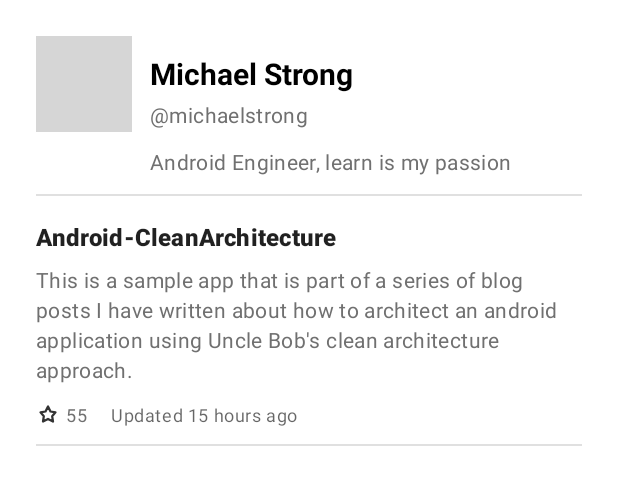
After one commit to fajar-sn/github-users-app, an Android app: the layout fragment_user_detail.xml on its own in the app's theme, with its tools: preview values and no code run, on a phone screen of 412 x 824 dp. The commit adds this screen. Shown: the top 485 px of the screen. Run offline under Robolectric (Android 15) with nearby library versions, the phone set to English and light mode, and no system bars; grey boxes are pictures that could not be loaded.

Commit message:
Sliced UI of all page

```diff
--- /dev/null
+++ b/app/src/main/res/drawable/ic_star.xml
@@ -0,0 +1,13 @@
+<vector xmlns:android="http://schemas.android.com/apk/res/android"
+    android:width="16dp"
+    android:height="16dp"
+    android:viewportWidth="16"
+    android:viewportHeight="16">
+  <path
+      android:pathData="M7.999,3L6.332,6.333L2.999,6.889L5.221,9.429L4.665,13L7.999,11.333L11.332,13L10.776,9.429L12.999,6.889L9.666,6.333L7.999,3Z"
+      android:strokeLineJoin="round"
+      android:strokeWidth="1.5"
+      android:fillColor="#00000000"
+      android:strokeColor="#333333"
+      android:strokeLineCap="round"/>
+</vector>
--- /dev/null
+++ b/app/src/main/res/layout/fragment_user_detail.xml
@@ -0,0 +1,78 @@
+<?xml version="1.0" encoding="utf-8"?>
+<androidx.constraintlayout.widget.ConstraintLayout xmlns:android="http://schemas.android.com/apk/res/android"
+    xmlns:app="http://schemas.android.com/apk/res-auto"
+    xmlns:tools="http://schemas.android.com/tools"
+    android:layout_width="match_parent"
+    android:layout_height="match_parent"
+    tools:context=".ui.detail.UserDetailFragment">
+
+    <ImageView
+        android:id="@+id/imageDetailImageView"
+        android:layout_width="64dp"
+        android:layout_height="64dp"
+        android:layout_marginStart="24dp"
+        android:layout_marginTop="24dp"
+        android:contentDescription="@string/user_s_profile_picture"
+        app:layout_constraintStart_toStartOf="parent"
+        app:layout_constraintTop_toTopOf="parent"
+        tools:src="@tools:sample/avatars" />
+
+    <TextView
+        android:id="@+id/fullNameDetailTextView"
+        android:layout_width="0dp"
+        android:layout_height="wrap_content"
+        android:layout_marginStart="12dp"
+        android:layout_marginTop="35dp"
+        android:layout_marginEnd="24dp"
+        android:textColor="@color/black"
+        android:textSize="20sp"
+        android:textStyle="bold"
+        app:layout_constraintEnd_toEndOf="parent"
+        app:layout_constraintStart_toEndOf="@+id/imageDetailImageView"
+        app:layout_constraintTop_toTopOf="parent"
+        tools:text="Michael Strong" />
+
+    <TextView
+        android:id="@+id/usernameDetailTextView"
+        style="@style/TextAppearance.Material3.BodyMedium"
+        android:layout_width="0dp"
+        android:layout_height="wrap_content"
+        android:layout_marginTop="4dp"
+        android:textColor="@color/gray_3"
+        app:layout_constraintEnd_toEndOf="@+id/fullNameDetailTextView"
+        app:layout_constraintStart_toStartOf="@+id/fullNameDetailTextView"
+        app:layout_constraintTop_toBottomOf="@+id/fullNameDetailTextView"
+        tools:text="\@michaelstrong" />
+
+    <TextView
+        android:id="@+id/bioDetailTextView"
+        style="@style/TextAppearance.Material3.BodyMedium"
+        android:layout_width="0dp"
+        android:layout_height="wrap_content"
+        android:layout_marginTop="12dp"
+        android:textColor="@color/gray_3"
+        app:layout_constraintEnd_toEndOf="@+id/usernameDetailTextView"
+        app:layout_constraintStart_toStartOf="@+id/usernameDetailTextView"
+        app:layout_constraintTop_toBottomOf="@+id/usernameDetailTextView"
+        tools:text="Android Engineer, learn is my passion" />
+
+    <View
+        android:id="@+id/divider2"
+        android:layout_width="0dp"
+        android:layout_height="1dp"
+        android:layout_marginTop="12dp"
+        android:background="?android:attr/listDivider"
+        app:layout_constraintEnd_toEndOf="@+id/fullNameDetailTextView"
+        app:layout_constraintStart_toStartOf="@+id/imageDetailImageView"
+        app:layout_constraintTop_toBottomOf="@+id/bioDetailTextView" />
+
+    <androidx.recyclerview.widget.RecyclerView
+        android:layout_width="0dp"
+        android:layout_height="598dp"
+        android:layout_marginStart="24dp"
+        android:layout_marginEnd="24dp"
+        app:layout_constraintEnd_toEndOf="parent"
+        app:layout_constraintStart_toStartOf="parent"
+        app:layout_constraintTop_toBottomOf="@+id/divider2"
+        tools:listitem="@layout/repository_item" />
+</androidx.constraintlayout.widget.ConstraintLayout>
--- /dev/null
+++ b/app/src/main/res/layout/repository_item.xml
@@ -0,0 +1,73 @@
+<?xml version="1.0" encoding="utf-8"?>
+<androidx.constraintlayout.widget.ConstraintLayout xmlns:android="http://schemas.android.com/apk/res/android"
+    xmlns:app="http://schemas.android.com/apk/res-auto"
+    xmlns:tools="http://schemas.android.com/tools"
+    android:layout_width="match_parent"
+    android:layout_height="match_parent">
+
+    <TextView
+        android:id="@+id/repositoryNameTextView"
+        style="@style/TextAppearance.Material3.TitleMedium"
+        android:layout_width="0dp"
+        android:layout_height="wrap_content"
+        android:layout_marginTop="16dp"
+        android:textStyle="bold"
+        app:layout_constraintEnd_toEndOf="parent"
+        app:layout_constraintStart_toStartOf="parent"
+        app:layout_constraintTop_toTopOf="parent"
+        tools:text="Android-CleanArchitecture" />
+
+    <TextView
+        android:id="@+id/repositoryDescriptionTextView"
+        style="@style/TextAppearance.Material3.BodyMedium"
+        android:layout_width="0dp"
+        android:layout_height="wrap_content"
+        android:layout_marginTop="8dp"
+        android:textColor="@color/gray_3"
+        app:layout_constraintEnd_toEndOf="parent"
+        app:layout_constraintStart_toStartOf="@+id/repositoryNameTextView"
+        app:layout_constraintTop_toBottomOf="@+id/repositoryNameTextView"
+        tools:text="This is a sample app that is part of a series of blog posts I have written about how to architect an android application using Uncle Bob's clean architecture approach." />
+
+    <ImageView
+        android:id="@+id/imageView"
+        android:layout_width="16dp"
+        android:layout_height="16dp"
+        android:layout_marginTop="12dp"
+        app:layout_constraintStart_toStartOf="parent"
+        app:layout_constraintTop_toBottomOf="@+id/repositoryDescriptionTextView"
+        app:srcCompat="@drawable/ic_star"
+        android:contentDescription="@string/starglazer_s_count" />
+
+    <TextView
+        android:id="@+id/starCountTextView"
+        style="@style/TextAppearance.Material3.BodySmall"
+        android:layout_width="wrap_content"
+        android:layout_height="wrap_content"
+        android:layout_marginStart="4dp"
+        android:textColor="@color/gray_3"
+        app:layout_constraintBottom_toBottomOf="@+id/imageView"
+        app:layout_constraintStart_toEndOf="@+id/imageView"
+        app:layout_constraintTop_toTopOf="@+id/imageView"
+        tools:text="55" />
+
+    <TextView
+        android:id="@+id/lastUpdateTextView"
+        style="@style/TextAppearance.Material3.BodySmall"
+        android:layout_width="wrap_content"
+        android:layout_height="wrap_content"
+        android:layout_marginStart="16dp"
+        app:layout_constraintBottom_toBottomOf="@+id/imageView"
+        app:layout_constraintStart_toEndOf="@+id/starCountTextView"
+        app:layout_constraintTop_toTopOf="@+id/imageView"
+        tools:text="Updated 15 hours ago" />
+
+    <View
+        android:id="@+id/divider3"
+        android:layout_width="409dp"
+        android:layout_height="1dp"
+        android:layout_marginTop="12dp"
+        android:background="?android:attr/listDivider"
+        app:layout_constraintStart_toStartOf="parent"
+        app:layout_constraintTop_toBottomOf="@+id/imageView" />
+</androidx.constraintlayout.widget.ConstraintLayout>
--- a/app/src/main/res/values/colors.xml
+++ b/app/src/main/res/values/colors.xml
@@ -7,4 +7,7 @@
     <color name="teal_700">#FF018786</color>
     <color name="black">#FF000000</color>
     <color name="white">#FFFFFFFF</color>
+    <color name="gray_1">#FFF5F5F5</color>
+    <color name="gray_2">#FF333333</color>
+    <color name="gray_3">#FF707070</color>
 </resources>
--- a/app/src/main/res/values/strings.xml
+++ b/app/src/main/res/values/strings.xml
@@ -1,5 +1,7 @@
 <resources>
     <string name="app_name">Github Users App</string>
-    <!-- TODO: Remove or change this placeholder text -->
     <string name="hello_blank_fragment">Hello blank fragment</string>
+    <string name="search_user_s_name">Search User\'s Name</string>
+    <string name="user_s_profile_picture">User\'s profile picture</string>
+    <string name="starglazer_s_count">Starglazer\'s count</string>
 </resources>
--- a/app/src/main/res/values/themes.xml
+++ b/app/src/main/res/values/themes.xml
@@ -10,7 +10,7 @@
         <item name="colorSecondaryVariant">@color/teal_700</item>
         <item name="colorOnSecondary">@color/black</item>
         <!-- Status bar color. -->
-        <item name="android:statusBarColor" tools:targetApi="l">?attr/colorPrimaryVariant</item>
+        <item name="android:statusBarColor" >?attr/colorPrimaryVariant</item>
         <!-- Customize your theme here. -->
     </style>
 </resources>
```
Also changed, not shown: app/build.gradle (+14 -3 lines), app/src/main/java/com/fajarsn/githubusersapp/CustomApplication.kt (added, +32 -0 lines), app/src/main/java/com/fajarsn/githubusersapp/ui/detail/UserDetailFragment.kt (added, +60 -0 lines), app/src/main/java/com/fajarsn/githubusersapp/ui/main/UserListFragment.kt (added, +60 -0 lines), app/src/main/res/drawable/ic_search.xml (added, +20 -0 lines), app/src/main/res/drawable/rounded_edit_text_shape.xml (added, +11 -0 lines), app/src/main/res/layout/fragment_user_list.xml (added, +42 -0 lines), app/src/main/res/layout/user_item.xml (added, +39 -0 lines), build.gradle (+7 -0 lines).
